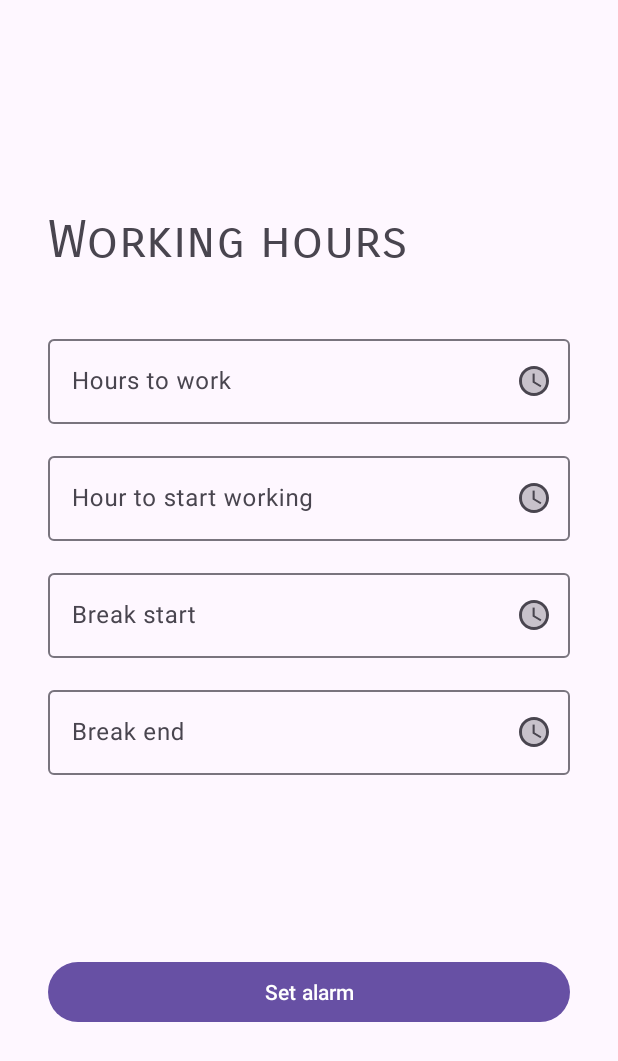
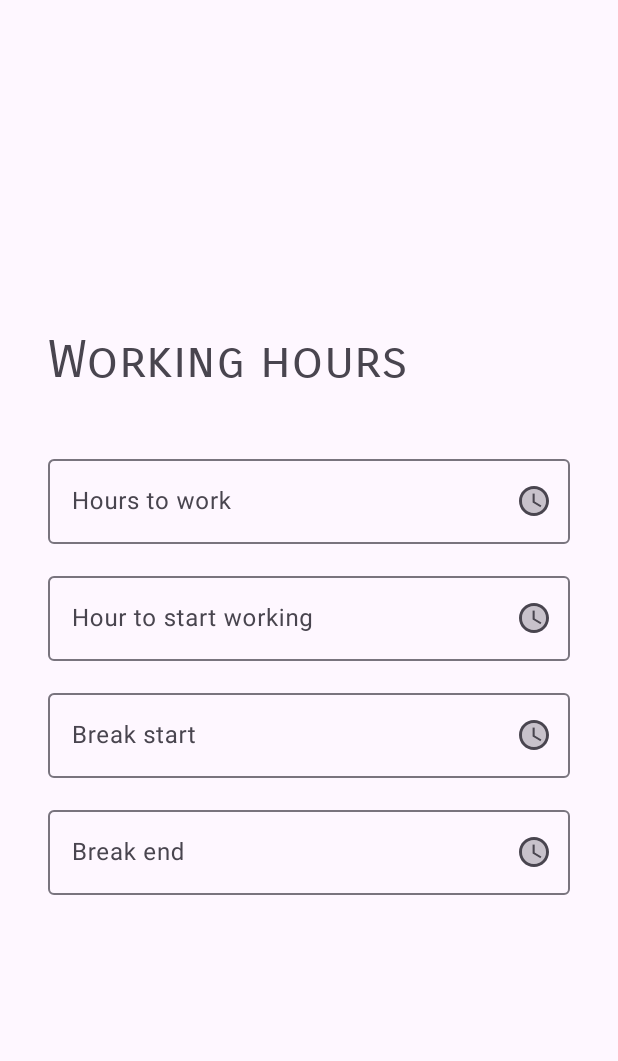
Before and after one commit to Bleeping-Dragon/Twiftly, an Android app: the WorkingHoursPage screen opened through its navigation route, on a phone screen of 412 x 824 dp. Shown: the top 1061 px of the screen. Run offline under Robolectric (Android 15) with nearby library versions, the phone set to English and light mode, and no system bars.

Commit message:
Hide or show button and calculated hours with auto animation in layout.

```diff
--- a/app/src/main/java/com/bleepingdragon/twiftly/WorkingHoursPage.kt
+++ b/app/src/main/java/com/bleepingdragon/twiftly/WorkingHoursPage.kt
@@ -1,6 +1,7 @@
 package com.bleepingdragon.twiftly
 
 import android.content.Intent
+import android.opengl.Visibility
 import android.os.Bundle
 import android.provider.AlarmClock
 import android.text.InputType
@@ -45,6 +46,10 @@ class WorkingHoursPage : Fragment() {
     ): View {
         //Inflate the layout for this fragment
         _binding = FragmentWorkingHoursPageBinding.inflate(inflater, container, false)
+
+        //Hide by default the calculated hour and set alarm buttons
+        binding.calculatedDateTextView.visibility = View.GONE
+        binding.setAlarmButton.visibility = View.GONE
 
         //Hours to work
         binding.hoursToWorkLayout.textInputLayout.editText?.setInputType(InputType.TYPE_NULL)
@@ -114,6 +119,11 @@ class WorkingHoursPage : Fragment() {
             if (LocalDB.getString("calculatedExit", requireActivity()) != null)
                 LocalDB.getString("calculatedExit", requireActivity())
             else ""
+
+        if (binding.calculatedDateTextView.text.toString().isNotBlank()) {
+            binding.calculatedDateTextView.visibility = View.VISIBLE
+            binding.setAlarmButton.visibility = View.VISIBLE
+        }
     }
 
     private fun pickTimeForInput(textInput: TextInputLayout) {
@@ -148,9 +158,13 @@ class WorkingHoursPage : Fragment() {
                                         else calculatedExit.minute.toString()
 
                 binding.calculatedDateTextView.text = "$calculatedHours:$calculatedMinutes"
+                binding.calculatedDateTextView.visibility = View.VISIBLE
+                binding.setAlarmButton.visibility = View.VISIBLE
             }
             else {
                 binding.calculatedDateTextView.text = ""
+                binding.calculatedDateTextView.visibility = View.GONE
+                binding.setAlarmButton.visibility = View.GONE
             }
 
             saveAllValues()
--- a/app/src/main/res/layout/fragment_working_hours_page.xml
+++ b/app/src/main/res/layout/fragment_working_hours_page.xml
@@ -16,6 +16,7 @@
         android:layout_marginEnd="32dp"
         android:layout_marginBottom="32dp"
         android:orientation="vertical"
+        android:animateLayoutChanges="true"
         app:layout_constraintBottom_toBottomOf="parent"
         app:layout_constraintEnd_toEndOf="parent"
         app:layout_constraintStart_toStartOf="parent"
```
